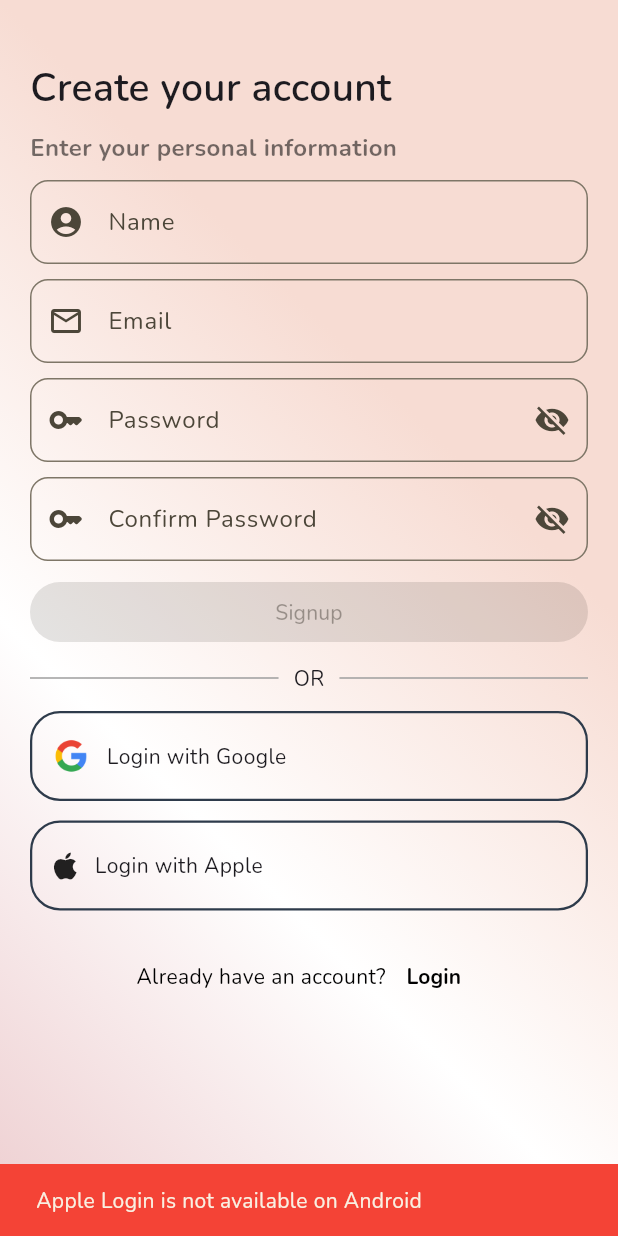
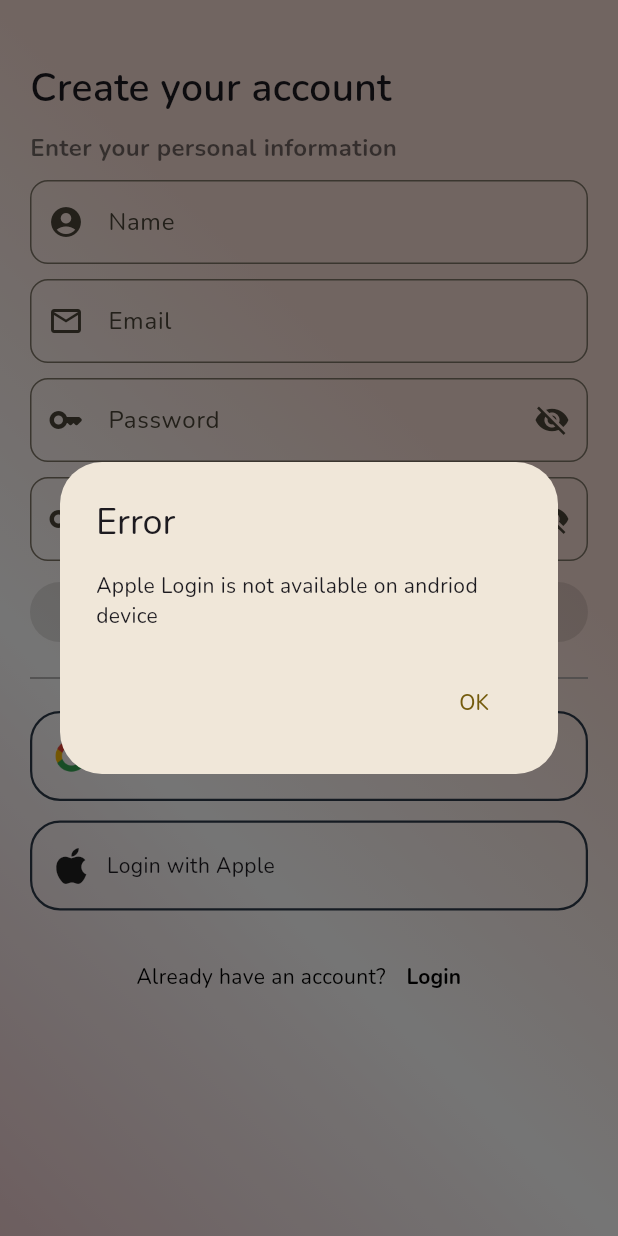
Before and after one commit to HammadAhmad56/fyp, a Flutter app: the Signup screen opened directly, after a tap on "Login with Apple", on a phone screen of 412 x 824 dp. Run offline on Flutter 3.47's test engine with Material 3 defaults, Android fonts, the phone set to English and light mode, and no system bars; our stand-ins replace cloud_firestore, cloud_functions, connectivity_plus, firebase_auth, firebase_core, firebase_storage and 7 more; missing offline and left inert: easy_autocomplete, flutter_email_sender, flutter_stripe, onesignal_flutter; accounts and stored records are empty.

Commit message:
login and signup ui

```diff
--- a/lib/auth/Signup.dart
+++ b/lib/auth/Signup.dart
@@ -66,12 +66,25 @@ class _SignupState extends State<Signup> {
   }
 
   void _showMessage(BuildContext context, String message) {
-    ScaffoldMessenger.of(context).showSnackBar(
-      SnackBar(
-        content: Text(message),
-        duration: Duration(seconds: 1),
-        backgroundColor: Colors.red,
-      ),
+    showDialog(
+      context: context,
+      builder: (BuildContext context) {
+        return AlertDialog(
+          title: Text("Error"),
+          content: Text(
+            "Apple Login is not available on andriod device ",
+            style: GoogleFonts.nunito(),
+          ),
+          actions: <Widget>[
+            TextButton(
+              child: Text("OK"),
+              onPressed: () {
+                Navigator.of(context).pop();
+              },
+            ),
+          ],
+        );
+      },
     );
   }
 
@@ -357,8 +370,10 @@ class _SignupState extends State<Signup> {
                     InkWell(
                       onTap: () async {
                         if (await _isAndroidDevice()) {
-                          _showMessage(context,
-                              "Apple Login is not available on Android");
+                          _showMessage(
+                            context,
+                            "Apple Login is not available on Android",
+                          );
                         } else {}
                         ;
                       },
@@ -376,7 +391,10 @@ class _SignupState extends State<Signup> {
                             SizedBox(
                               width: 10,
                             ),
-                            Icon(Icons.apple_rounded),
+                            Icon(
+                              Icons.apple_rounded,
+                              size: 32,
+                            ),
                             Text("\t\tLogin with Apple"),
                           ],
                         ),
```
Also changed, not shown: lib/auth/login.dart (+8 -11 lines).
